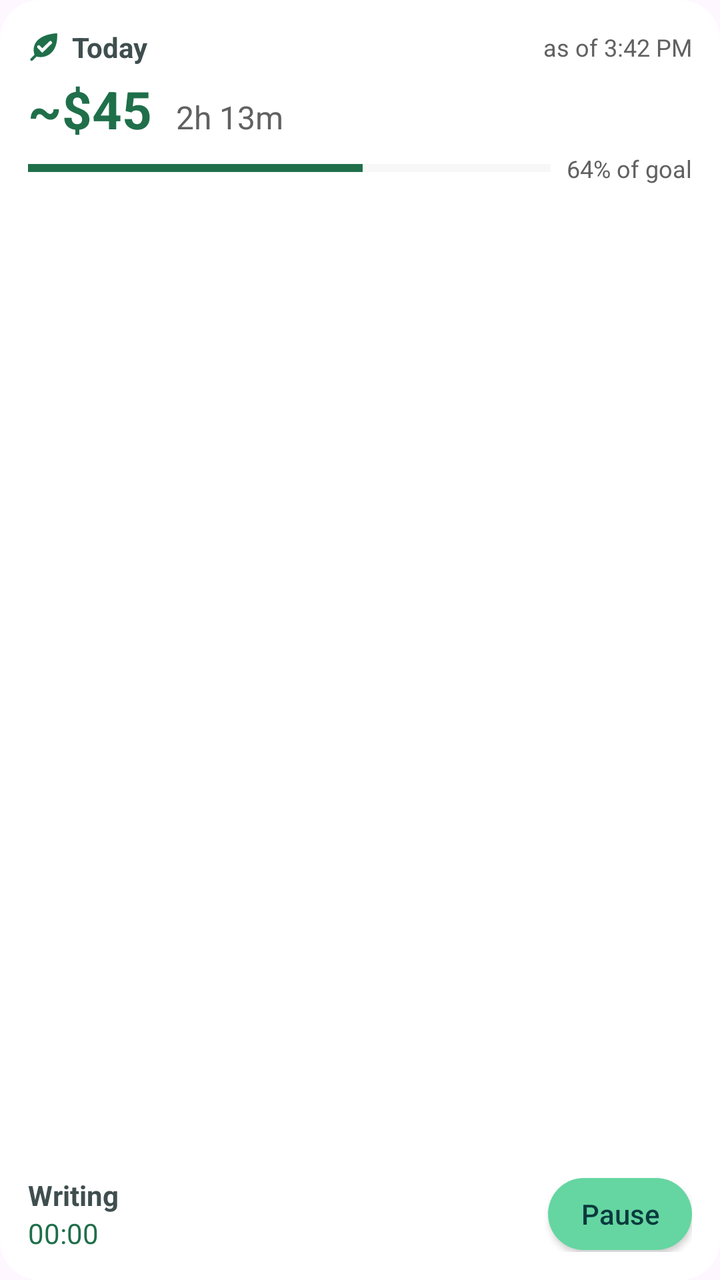
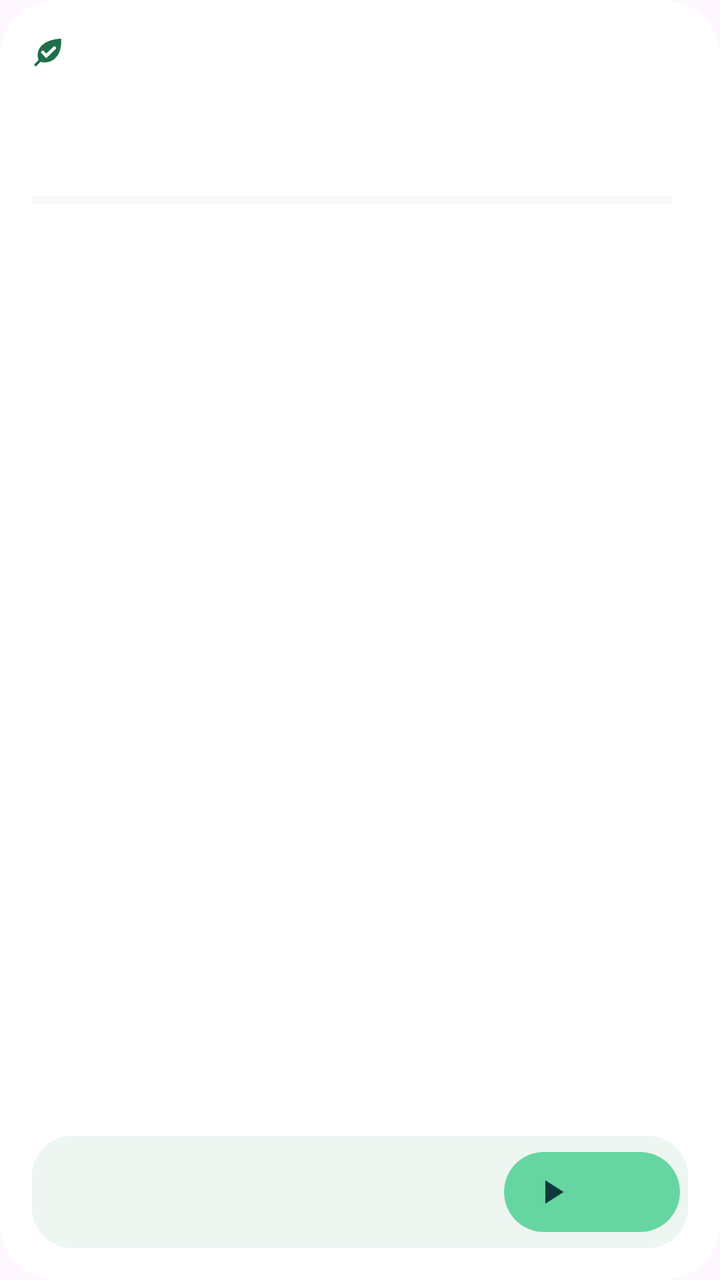

The first picture is an Android layout as it rendered before a commit; the second is the same layout after the commit. The layout source and the unified diff follow.
<!-- AndroidManifest.xml: application theme Theme.taskmint -->
<!-- res/layout/widget_today.xml -->
<?xml version="1.0" encoding="utf-8"?>
<LinearLayout xmlns:android="http://schemas.android.com/apk/res/android"
    android:id="@+id/widget_root"
    android:layout_width="match_parent"
    android:layout_height="match_parent"
    android:background="@drawable/widget_background"
    android:orientation="vertical"
    android:padding="14dp">

    <LinearLayout
        android:layout_width="match_parent"
        android:layout_height="wrap_content"
        android:gravity="center_vertical"
        android:orientation="horizontal">

        <ImageView
            android:layout_width="16dp"
            android:layout_height="16dp"
            android:importantForAccessibility="no"
            android:src="@drawable/ic_stat_taskmint"
            android:tint="@color/widget_accent" />

        <TextView
            android:layout_width="0dp"
            android:layout_height="wrap_content"
            android:layout_marginStart="6dp"
            android:layout_weight="1"
            android:text="@string/widget_today_label"
            android:textColor="@color/widget_text"
            android:textSize="14sp"
            android:textStyle="bold" />

        <TextView
            android:id="@+id/widget_as_of"
            android:layout_width="wrap_content"
            android:layout_height="wrap_content"
            android:text="as of 3:42 PM"
            android:textColor="@color/widget_text_secondary"
            android:textSize="12sp" />
    </LinearLayout>

    <LinearLayout
        android:layout_width="match_parent"
        android:layout_height="wrap_content"
        android:layout_marginTop="4dp"
        android:baselineAligned="true"
        android:orientation="horizontal">

        <TextView
            android:id="@+id/today_money"
            android:layout_width="wrap_content"
            android:layout_height="wrap_content"
            android:text="~$45"
            android:textColor="@color/widget_accent"
            android:textSize="26sp"
            android:textStyle="bold" />

        <TextView
            android:id="@+id/today_time"
            android:layout_width="wrap_content"
            android:layout_height="wrap_content"
            android:layout_marginStart="12dp"
            android:text="2h 13m"
            android:textColor="@color/widget_text_secondary"
            android:textSize="16sp" />
    </LinearLayout>

    <LinearLayout
        android:id="@+id/goal_row"
        android:layout_width="match_parent"
        android:layout_height="wrap_content"
        android:layout_marginTop="4dp"
        android:gravity="center_vertical"
        android:orientation="horizontal">

        <ProgressBar
            android:id="@+id/goal_bar"
            style="?android:attr/progressBarStyleHorizontal"
            android:layout_width="0dp"
            android:layout_height="6dp"
            android:layout_weight="1"
            android:max="100"
            android:progress="64"
            android:progressBackgroundTint="@color/widget_track"
            android:progressTint="@color/widget_accent" />

        <TextView
            android:id="@+id/goal_text"
            android:layout_width="wrap_content"
            android:layout_height="wrap_content"
            android:layout_marginStart="8dp"
            android:text="64% of goal"
            android:textColor="@color/widget_text_secondary"
            android:textSize="12sp" />
    </LinearLayout>

    
    <FrameLayout
        android:layout_width="match_parent"
        android:layout_height="0dp"
        android:layout_weight="1" />

    <LinearLayout
        android:id="@+id/timer_row"
        android:layout_width="match_parent"
        android:layout_height="wrap_content"
        android:layout_marginTop="8dp"
        android:gravity="center_vertical"
        android:orientation="horizontal">

        <LinearLayout
            android:layout_width="0dp"
            android:layout_height="wrap_content"
            android:layout_weight="1"
            android:orientation="vertical">

            <TextView
                android:id="@+id/timer_task"
                android:layout_width="match_parent"
                android:layout_height="wrap_content"
                android:ellipsize="end"
                android:singleLine="true"
                android:text="Writing"
                android:textColor="@color/widget_text"
                android:textSize="14sp"
                android:textStyle="bold" />

            <Chronometer
                android:id="@+id/timer_clock"
                android:layout_width="wrap_content"
                android:layout_height="wrap_content"
                android:textColor="@color/widget_accent"
                android:textSize="14sp" />

            <TextView
                android:id="@+id/timer_status"
                android:layout_width="wrap_content"
                android:layout_height="wrap_content"
                android:text="Running"
                android:textColor="@color/widget_text_secondary"
                android:textSize="13sp"
                android:visibility="gone" />
        </LinearLayout>

        <Button
            android:id="@+id/timer_action"
            android:layout_width="wrap_content"
            android:layout_height="36dp"
            android:layout_marginStart="8dp"
            android:background="@drawable/widget_button"
            android:minWidth="72dp"
            android:paddingStart="14dp"
            android:paddingEnd="14dp"
            android:text="@string/widget_pause"
            android:textAllCaps="false"
            android:textColor="@color/widget_button_text"
            android:textSize="14sp" />
    </LinearLayout>
</LinearLayout>
<!-- resources referenced by this layout -->
<resources>
  <!-- drawable widget_background (drawable) -->
  <?xml version="1.0" encoding="utf-8"?>
  <shape xmlns:android="http://schemas.android.com/apk/res/android" android:shape="rectangle">
      <solid android:color="@color/widget_background" />
      <corners android:radius="20dp" />
  </shape>
  <!-- drawable widget_button (drawable) -->
  <?xml version="1.0" encoding="utf-8"?>
  <shape xmlns:android="http://schemas.android.com/apk/res/android" android:shape="rectangle">
      <solid android:color="@color/widget_button" />
      <corners android:radius="18dp" />
  </shape>
  <string name="widget_pause">Pause</string>
  <string name="widget_today_label">Today</string>
  <!-- unchanged entries left out for length: 9 -->
</resources>

<!-- the commit's change to res/layout/widget_today.xml (unified diff, before → after) -->
@@ -1,159 +1,226 @@
 <?xml version="1.0" encoding="utf-8"?>
 <LinearLayout xmlns:android="http://schemas.android.com/apk/res/android"
-    android:id="@+id/widget_root"
+    android:id="@android:id/background"
     android:layout_width="match_parent"
     android:layout_height="match_parent"
     android:background="@drawable/widget_background"
+    android:clipToOutline="true"
+    android:foreground="@drawable/widget_card_ripple"
     android:orientation="vertical"
-    android:padding="14dp">
+    android:padding="@dimen/widget_padding">
+
+    <include layout="@layout/widget_header" />
 
     <LinearLayout
-        android:layout_width="match_parent"
-        android:layout_height="wrap_content"
-        android:gravity="center_vertical"
-        android:orientation="horizontal">
-
-        <ImageView
-            android:layout_width="16dp"
-            android:layout_height="16dp"
-            android:importantForAccessibility="no"
-            android:src="@drawable/ic_stat_taskmint"
-            android:tint="@color/widget_accent" />
-
-        <TextView
-            android:layout_width="0dp"
-            android:layout_height="wrap_content"
-            android:layout_marginStart="6dp"
-            android:layout_weight="1"
-            android:text="@string/widget_today_label"
-            android:textColor="@color/widget_text"
-            android:textSize="14sp"
-            android:textStyle="bold" />
-
-        <TextView
-            android:id="@+id/widget_as_of"
-            android:layout_width="wrap_content"
-            android:layout_height="wrap_content"
-            android:text="as of 3:42 PM"
-            android:textColor="@color/widget_text_secondary"
-            android:textSize="12sp" />
-    </LinearLayout>
-
-    <LinearLayout
-        android:layout_width="match_parent"
-        android:layout_height="wrap_content"
-        android:layout_marginTop="4dp"
-        android:baselineAligned="true"
-        android:orientation="horizontal">
-
-        <TextView
-            android:id="@+id/today_money"
-            android:layout_width="wrap_content"
-            android:layout_height="wrap_content"
-            android:text="~$45"
-            android:textColor="@color/widget_accent"
-            android:textSize="26sp"
-            android:textStyle="bold" />
-
-        <TextView
-            android:id="@+id/today_time"
-            android:layout_width="wrap_content"
-            android:layout_height="wrap_content"
-            android:layout_marginStart="12dp"
-            android:text="2h 13m"
-            android:textColor="@color/widget_text_secondary"
-            android:textSize="16sp" />
-    </LinearLayout>
-
-    <LinearLayout
-        android:id="@+id/goal_row"
-        android:layout_width="match_parent"
-        android:layout_height="wrap_content"
-        android:layout_marginTop="4dp"
-        android:gravity="center_vertical"
-        android:orientation="horizontal">
-
-        <ProgressBar
-            android:id="@+id/goal_bar"
-            style="?android:attr/progressBarStyleHorizontal"
-            android:layout_width="0dp"
-            android:layout_height="6dp"
-            android:layout_weight="1"
-            android:max="100"
-            android:progress="64"
-            android:progressBackgroundTint="@color/widget_track"
-            android:progressTint="@color/widget_accent" />
-
-        <TextView
-            android:id="@+id/goal_text"
-            android:layout_width="wrap_content"
-            android:layout_height="wrap_content"
-            android:layout_marginStart="8dp"
-            android:text="64% of goal"
-            android:textColor="@color/widget_text_secondary"
-            android:textSize="12sp" />
-    </LinearLayout>
-
-    
-    <FrameLayout
+        android:id="@+id/widget_content"
         android:layout_width="match_parent"
         android:layout_height="0dp"
-        android:layout_weight="1" />
-
-    <LinearLayout
-        android:id="@+id/timer_row"
+        android:layout_weight="1"
+        android:orientation="vertical">
+
+        <LinearLayout
+            android:layout_width="match_parent"
+            android:layout_height="wrap_content"
+            android:layout_marginTop="8dp"
+            android:baselineAligned="true"
+            android:orientation="horizontal">
+
+            <TextView
+                android:id="@+id/today_money"
+                style="@style/TaskMintWidget.Hero"
+                android:layout_width="wrap_content"
+                android:layout_height="wrap_content" />
+
+            <TextView
+                android:id="@+id/today_time"
+                style="@style/TaskMintWidget.Secondary"
+                android:layout_width="wrap_content"
+                android:layout_height="wrap_content"
+                android:layout_marginStart="10dp"
+                android:textSize="16sp" />
+        </LinearLayout>
+
+        
+        <TextView
+            android:id="@+id/today_time_under"
+            style="@style/TaskMintWidget.Secondary"
+            android:layout_width="wrap_content"
+            android:layout_height="wrap_content"
+            android:visibility="gone" />
+
+        <LinearLayout
+            android:id="@+id/goal_row"
+            android:layout_width="match_parent"
+            android:layout_height="wrap_content"
+            android:layout_marginTop="8dp"
+            android:gravity="center_vertical"
+            android:orientation="horizontal">
+
+            <ProgressBar
+                android:id="@+id/goal_bar"
+                style="@style/TaskMintWidget.Goal"
+                android:layout_width="0dp"
+                android:layout_height="6dp"
+                android:layout_weight="1" />
+
+            <ProgressBar
+                android:id="@+id/goal_bar_met"
+                style="@style/TaskMintWidget.Goal.Met"
+                android:layout_width="0dp"
+                android:layout_height="6dp"
+                android:layout_weight="1"
+                android:visibility="gone" />
+
+            <TextView
+                android:id="@+id/goal_text"
+                style="@style/TaskMintWidget.Caption"
+                android:layout_width="wrap_content"
+                android:layout_height="wrap_content"
+                android:layout_marginStart="8dp" />
+        </LinearLayout>
+
+        
+        <FrameLayout
+            android:id="@+id/week_spacer"
+            android:layout_width="match_parent"
+            android:layout_height="0dp"
+            android:layout_weight="1"
+            android:visibility="gone" />
+
+        <LinearLayout
+            android:id="@+id/week_block"
+            android:layout_width="match_parent"
+            android:layout_height="wrap_content"
+            android:layout_marginTop="14dp"
+            android:orientation="vertical"
+            android:visibility="gone">
+
+            <TextView
+                style="@style/TaskMintWidget.Overline"
+                android:layout_width="wrap_content"
+                android:layout_height="wrap_content"
+                android:text="@string/widget_week_label" />
+
+            <LinearLayout
+                android:layout_width="match_parent"
+                android:layout_height="wrap_content"
+                android:baselineAligned="true"
+                android:orientation="horizontal">
+
+                <TextView
+                    android:id="@+id/week_money"
+                    style="@style/TaskMintWidget.Figure"
+                    android:layout_width="wrap_content"
+                    android:layout_height="wrap_content" />
+
+                <TextView
+                    android:id="@+id/week_time"
+                    style="@style/TaskMintWidget.Secondary"
+                    android:layout_width="wrap_content"
+                    android:layout_height="wrap_content"
+                    android:layout_marginStart="8dp" />
+            </LinearLayout>
+        </LinearLayout>
+
+        
+        <FrameLayout
+            android:layout_width="match_parent"
+            android:layout_height="0dp"
+            android:layout_weight="1"
+            android:minHeight="8dp" />
+
+        <LinearLayout
+            android:id="@+id/timer_card"
+            android:layout_width="match_parent"
+            android:layout_height="wrap_content"
+            android:background="@drawable/widget_inner"
+            android:gravity="center_vertical"
+            android:minHeight="56dp"
+            android:orientation="horizontal"
+            android:paddingStart="14dp"
+            android:paddingTop="4dp"
+            android:paddingEnd="4dp"
+            android:paddingBottom="4dp">
+
+            <LinearLayout
+                android:layout_width="0dp"
+                android:layout_height="wrap_content"
+                android:layout_weight="1"
+                android:orientation="vertical">
+
+                <TextView
+                    android:id="@+id/timer_task"
+                    style="@style/TaskMintWidget.Title"
+                    android:layout_width="match_parent"
+                    android:layout_height="wrap_content"
+                    android:visibility="gone" />
+
+                <TextView
+                    android:id="@+id/timer_status"
+                    style="@style/TaskMintWidget.Secondary"
+                    android:layout_width="match_parent"
+                    android:layout_height="wrap_content"
+                    android:maxLines="2"
+                    android:singleLine="false"
+                    android:textSize="13sp" />
+            </LinearLayout>
+
+            <Button
+                android:id="@+id/timer_button"
+                style="@style/TaskMintWidget.Button"
+                android:layout_width="wrap_content"
+                android:layout_marginStart="8dp"
+                android:drawableStart="@drawable/ic_widget_play" />
+
+            <ImageButton
+                android:id="@+id/timer_icon_button"
+                style="@style/TaskMintWidget.IconButton"
+                android:layout_marginStart="4dp"
+                android:src="@drawable/ic_widget_play"
+                android:visibility="gone" />
+        </LinearLayout>
+    </LinearLayout>
+
+    <TextView
+        android:id="@+id/widget_message"
+        style="@style/TaskMintWidget.Body"
         android:layout_width="match_parent"
         android:layout_height="wrap_content"
         android:layout_marginTop="8dp"
-        android:gravity="center_vertical"
-        android:orientation="horizontal">
-
-        <LinearLayout
-            android:layout_width="0dp"
-            android:layout_height="wrap_content"
-            android:layout_weight="1"
-            android:orientation="vertical">
-
-            <TextView
-                android:id="@+id/timer_task"
-                android:layout_width="match_parent"
-                android:layout_height="wrap_content"
-                android:ellipsize="end"
-                android:singleLine="true"
-                android:text="Writing"
-                android:textColor="@color/widget_text"
-                android:textSize="14sp"
-                android:textStyle="bold" />
-
-            <Chronometer
-                android:id="@+id/timer_clock"
-                android:layout_width="wrap_content"
-                android:layout_height="wrap_content"
-                android:textColor="@color/widget_accent"
-                android:textSize="14sp" />
-
-            <TextView
-                android:id="@+id/timer_status"
-                android:layout_width="wrap_content"
-                android:layout_height="wrap_content"
-                android:text="Running"
-                android:textColor="@color/widget_text_secondary"
-                android:textSize="13sp"
-                android:visibility="gone" />
-        </LinearLayout>
-
-        <Button
-            android:id="@+id/timer_action"
-            android:layout_width="wrap_content"
-            android:layout_height="36dp"
-            android:layout_marginStart="8dp"
-            android:background="@drawable/widget_button"
-            android:minWidth="72dp"
-            android:paddingStart="14dp"
-            android:paddingEnd="14dp"
-            android:text="@string/widget_pause"
-            android:textAllCaps="false"
-            android:textColor="@color/widget_button_text"
-            android:textSize="14sp" />
-    </LinearLayout>
+        android:maxLines="3"
+        android:text="@string/widget_open_app"
+        android:textColor="@color/widget_text_secondary"
+        android:visibility="gone" />
 </LinearLayout>
+<!-- res/layout/widget_header.xml (included above) -->
+<?xml version="1.0" encoding="utf-8"?>
+<LinearLayout xmlns:android="http://schemas.android.com/apk/res/android"
+    android:id="@+id/widget_header"
+    android:layout_width="match_parent"
+    android:layout_height="wrap_content"
+    android:gravity="center_vertical"
+    android:minHeight="20dp"
+    android:orientation="horizontal">
+
+    <ImageView
+        android:layout_width="16dp"
+        android:layout_height="16dp"
+        android:importantForAccessibility="no"
+        android:src="@drawable/ic_stat_taskmint"
+        android:tint="@color/widget_accent" />
+
+    <TextView
+        android:id="@+id/widget_title"
+        style="@style/TaskMintWidget.Title"
+        android:layout_width="0dp"
+        android:layout_height="wrap_content"
+        android:layout_marginStart="6dp"
+        android:layout_weight="1" />
+
+    <TextView
+        android:id="@+id/widget_aside"
+        style="@style/TaskMintWidget.Caption"
+        android:layout_width="wrap_content"
+        android:layout_height="wrap_content"
+        android:layout_marginStart="8dp" />
+</LinearLayout>
<!-- resource entries referenced after the edit -->
@@ -1,19 +1,150 @@
 <!-- resources referenced by this layout -->
 <resources>
+  <dimen name="widget_padding">16dp</dimen>
+  <!-- drawable ic_widget_play (drawable) -->
+  <?xml version="1.0" encoding="utf-8"?>
+  <vector xmlns:android="http://schemas.android.com/apk/res/android"
+      android:width="20dp"
+      android:height="20dp"
+      android:viewportWidth="24"
+      android:viewportHeight="24">
+      <path
+          android:fillColor="@color/widget_button_text"
+          android:pathData="M8,5v14l11,-7z" />
+  </vector>
   <!-- drawable widget_background (drawable) -->
   <?xml version="1.0" encoding="utf-8"?>
   <shape xmlns:android="http://schemas.android.com/apk/res/android" android:shape="rectangle">
       <solid android:color="@color/widget_background" />
-      <corners android:radius="20dp" />
+      <corners android:radius="@dimen/widget_radius" />
   </shape>
+  <!-- drawable widget_card_ripple (drawable) -->
+  <?xml version="1.0" encoding="utf-8"?>
+  <ripple xmlns:android="http://schemas.android.com/apk/res/android" android:color="@color/widget_ripple">
+      <item android:id="@android:id/mask">
+          <shape android:shape="rectangle">
+              <solid android:color="#FFFFFFFF" />
+              <corners android:radius="@dimen/widget_radius" />
+          </shape>
+      </item>
+  </ripple>
+  <!-- drawable widget_inner (drawable) -->
+  <?xml version="1.0" encoding="utf-8"?>
+  <shape xmlns:android="http://schemas.android.com/apk/res/android" android:shape="rectangle">
+      <solid android:color="@color/widget_surface" />
+      <corners android:radius="@dimen/widget_inner_radius" />
+  </shape>
+  <string name="widget_open_app">Open TaskMint to show your figures here.</string>
+  <string name="widget_week_label">This week</string>
+  <style name="TaskMintWidget.Body">
+          <item name="android:textColor">@color/widget_text</item>
+          <item name="android:textSize">14sp</item>
+      </style>
+  <style name="TaskMintWidget.Button">
+          <item name="android:layout_height">48dp</item>
+          <item name="android:minHeight">48dp</item>
+          <item name="android:minWidth">88dp</item>
+          <item name="android:background">@drawable/widget_button</item>
+          <item name="android:paddingStart">14dp</item>
+          <item name="android:paddingEnd">18dp</item>
+          <item name="android:drawablePadding">4dp</item>
+          <item name="android:gravity">center</item>
+          <item name="android:textColor">@color/widget_button_text</item>
+          <item name="android:textSize">14sp</item>
+          <item name="android:fontFamily">sans-serif-medium</item>
+          <item name="android:textAllCaps">false</item>
+          <item name="android:singleLine">true</item>
+          <item name="android:stateListAnimator">@null</item>
+          <item name="android:elevation">0dp</item>
+      </style>
+  <style name="TaskMintWidget.Caption">
+          <item name="android:textColor">@color/widget_text_secondary</item>
+          <item name="android:textSize">12sp</item>
+          <item name="android:singleLine">true</item>
+          <item name="android:ellipsize">end</item>
+          <item name="android:fontFeatureSettings">tnum</item>
+      </style>
+  <style name="TaskMintWidget.Figure">
+          <item name="android:textColor">@color/widget_accent</item>
+          <item name="android:textSize">18sp</item>
+          <item name="android:fontFamily">sans-serif-medium</item>
+          <item name="android:fontFeatureSettings">tnum</item>
+          <item name="android:singleLine">true</item>
+      </style>
+  <style name="TaskMintWidget.Goal" parent="@android:style/Widget.Material.ProgressBar.Horizontal">
+          <item name="android:max">100</item>
+          <item name="android:minHeight">4dp</item>
+          <item name="android:maxHeight">6dp</item>
+          <item name="android:progressBackgroundTint">@color/widget_track</item>
+          <item name="android:progressTint">@color/widget_button</item>
+      </style>
+  <style name="TaskMintWidget.Goal.Met">
+          <item name="android:progressTint">@color/widget_success</item>
+      </style>
+  <style name="TaskMintWidget.Hero">
+          <item name="android:textColor">@color/widget_accent</item>
+          <item name="android:textSize">34sp</item>
+          <item name="android:fontFamily">sans-serif-medium</item>
+          <item name="android:fontFeatureSettings">tnum</item>
+          <item name="android:singleLine">true</item>
+          <item name="android:includeFontPadding">false</item>
+      </style>
+  <style name="TaskMintWidget.IconButton">
+          <item name="android:layout_width">48dp</item>
+          <item name="android:layout_height">48dp</item>
+          <item name="android:background">@drawable/widget_icon_button</item>
+          <item name="android:scaleType">center</item>
+      </style>
+  <style name="TaskMintWidget.Overline" parent="TaskMintWidget.Caption">
+          <item name="android:textSize">11sp</item>
+          <item name="android:fontFamily">sans-serif-medium</item>
+          <item name="android:textAllCaps">true</item>
+          <item name="android:letterSpacing">0.06</item>
+      </style>
+  <style name="TaskMintWidget.Secondary">
+          <item name="android:textColor">@color/widget_text_secondary</item>
+          <item name="android:textSize">14sp</item>
+          <item name="android:singleLine">true</item>
+          <item name="android:ellipsize">end</item>
+      </style>
+  <style name="TaskMintWidget.Title">
+          <item name="android:textColor">@color/widget_text</item>
+          <item name="android:textSize">14sp</item>
+          <item name="android:fontFamily">sans-serif-medium</item>
+          <item name="android:singleLine">true</item>
+          <item name="android:ellipsize">end</item>
+      </style>
+  <dimen name="widget_radius">20dp</dimen>
+  <color name="widget_ripple">#1F000000</color>
+  <color name="widget_surface">#FFEEF6F2</color>
+  <dimen name="widget_inner_radius">12dp</dimen>
   <!-- drawable widget_button (drawable) -->
   <?xml version="1.0" encoding="utf-8"?>
-  <shape xmlns:android="http://schemas.android.com/apk/res/android" android:shape="rectangle">
-      <solid android:color="@color/widget_button" />
-      <corners android:radius="18dp" />
-  </shape>
-  <string name="widget_pause">Pause</string>
-  <string name="widget_today_label">Today</string>
+  <inset xmlns:android="http://schemas.android.com/apk/res/android"
+      android:insetTop="4dp"
+      android:insetBottom="4dp">
+      <ripple android:color="@color/widget_button_ripple">
+          <item>
+              <shape android:shape="rectangle">
+                  <solid android:color="@color/widget_button" />
+                  <corners android:radius="20dp" />
+              </shape>
+          </item>
+      </ripple>
+  </inset>
+  <color name="widget_success">#FF2E7D32</color>
+  <!-- drawable widget_icon_button (drawable) -->
+  <?xml version="1.0" encoding="utf-8"?>
+  <inset xmlns:android="http://schemas.android.com/apk/res/android" android:inset="4dp">
+      <ripple android:color="@color/widget_button_ripple">
+          <item>
+              <shape android:shape="oval">
+                  <solid android:color="@color/widget_button" />
+              </shape>
+          </item>
+      </ripple>
+  </inset>
+  <color name="widget_button_ripple">#330A3A3E</color>
   <!-- unchanged entries left out for length: 9 -->
 </resources>
 
